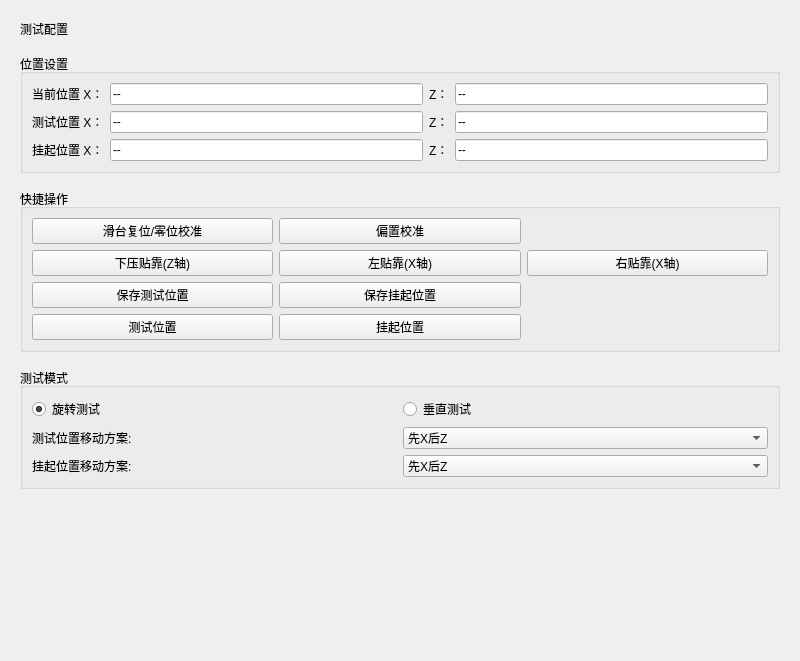
The window that src/ui/test_config_panel.ui (IceSugarZxy/MARS-pro) describes before a commit, drawn with Qt 5.
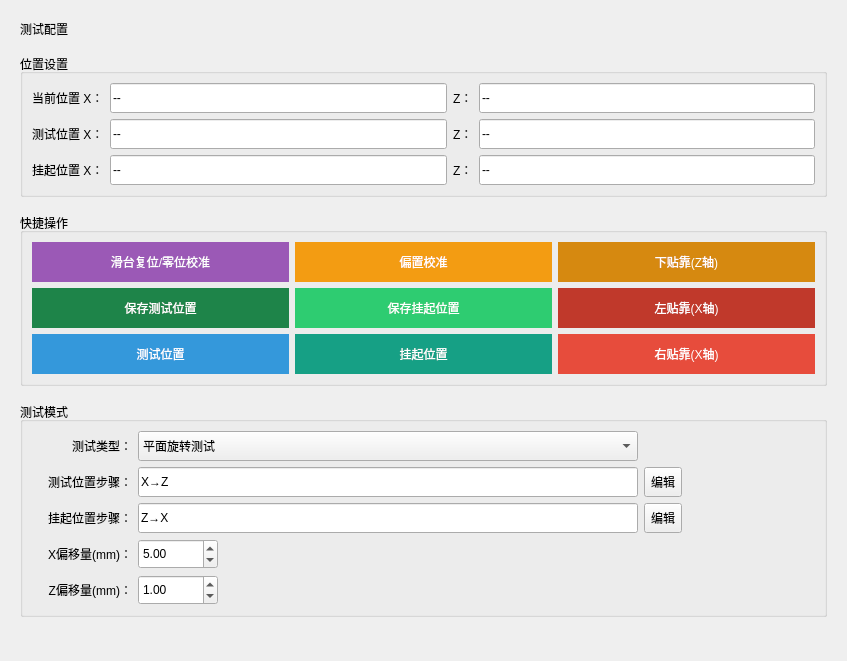
The same window after the commit.

Commit message:
feat: 可自定义移动方案、测试类型同步、UI优化
- 新增可自定义位置移动方案系统，动作步骤支持X/Z目标位置和正/负偏移
- 测试配置面板与测量面板测试类型选择双向同步
- 测量面板偏置校准增加进度条提示
- 历史数据列表使用后台线程加载，避免UI卡顿
- 数据比对结果字体放大到26pt
- 测量/测试配置界面按钮增加彩色样式
- 优化位置等待超时逻辑，移除停滞检测

Diff of the .ui file:
```diff
--- a/src/ui/test_config_panel.ui
+++ b/src/ui/test_config_panel.ui
@@ -6,7 +6,7 @@
    <rect>
     <x>0</x>
     <y>0</y>
-    <width>800</width>
+    <width>847</width>
     <height>661</height>
    </rect>
   </property>
@@ -51,6 +51,12 @@
        <layout class="QGridLayout" name="pos_layout">
         <item row="0" column="0">
          <widget class="QLabel" name="label_x">
+          <property name="minimumSize">
+           <size>
+            <width>0</width>
+            <height>30</height>
+           </size>
+          </property>
           <property name="text">
            <string>当前位置 X：</string>
           </property>
@@ -58,6 +64,12 @@
         </item>
         <item row="0" column="1">
          <widget class="QLineEdit" name="position_x">
+          <property name="minimumSize">
+           <size>
+            <width>0</width>
+            <height>30</height>
+           </size>
+          </property>
           <property name="text">
            <string>--</string>
           </property>
@@ -68,6 +80,12 @@
         </item>
         <item row="0" column="2">
          <widget class="QLabel" name="label_z">
+          <property name="minimumSize">
+           <size>
+            <width>0</width>
+            <height>30</height>
+           </size>
+          </property>
           <property name="text">
            <string>Z：</string>
           </property>
@@ -75,6 +93,12 @@
         </item>
         <item row="0" column="3">
          <widget class="QLineEdit" name="position_z">
+          <property name="minimumSize">
+           <size>
+            <width>0</width>
+            <height>30</height>
+           </size>
+          </property>
           <property name="text">
            <string>--</string>
           </property>
@@ -85,6 +109,12 @@
         </item>
         <item row="1" column="0">
          <widget class="QLabel" name="label_test_x">
+          <property name="minimumSize">
+           <size>
+            <width>0</width>
+            <height>30</height>
+           </size>
+          </property>
           <property name="text">
            <string>测试位置 X：</string>
           </property>
@@ -92,6 +122,12 @@
         </item>
         <item row="1" column="1">
          <widget class="QLineEdit" name="test_x_value">
+          <property name="minimumSize">
+           <size>
+            <width>0</width>
+            <height>30</height>
+           </size>
+          </property>
           <property name="text">
            <string>--</string>
           </property>
@@ -102,6 +138,12 @@
         </item>
         <item row="1" column="2">
          <widget class="QLabel" name="label_test_z">
+          <property name="minimumSize">
+           <size>
+            <width>0</width>
+            <height>30</height>
+           </size>
+          </property>
           <property name="text">
            <string>Z：</string>
           </property>
@@ -109,6 +151,12 @@
         </item>
         <item row="1" column="3">
          <widget class="QLineEdit" name="test_z_value">
+          <property name="minimumSize">
+           <size>
+            <width>0</width>
+            <height>30</height>
+           </size>
+          </property>
           <property name="text">
            <string>--</string>
           </property>
@@ -119,6 +167,12 @@
         </item>
         <item row="2" column="0">
          <widget class="QLabel" name="label_suspend_x">
+          <property name="minimumSize">
+           <size>
+            <width>0</width>
+            <height>30</height>
+           </size>
+          </property>
           <property name="text">
            <string>挂起位置 X：</string>
           </property>
@@ -126,6 +180,12 @@
         </item>
         <item row="2" column="1">
          <widget class="QLineEdit" name="suspend_x_value">
+          <property name="minimumSize">
+           <size>
+            <width>0</width>
+            <height>30</height>
+           </size>
+          </property>
           <property name="text">
            <string>--</string>
           </property>
@@ -136,6 +196,12 @@
         </item>
         <item row="2" column="2">
          <widget class="QLabel" name="label_suspend_z">
+          <property name="minimumSize">
+           <size>
+            <width>0</width>
+            <height>30</height>
+           </size>
+          </property>
           <property name="text">
            <string>Z：</string>
           </property>
@@ -143,6 +209,12 @@
         </item>
         <item row="2" column="3">
          <widget class="QLineEdit" name="suspend_z_value">
+          <property name="minimumSize">
+           <size>
+            <width>0</width>
+            <height>30</height>
+           </size>
+          </property>
           <property name="text">
            <string>--</string>
           </property>
@@ -176,67 +248,148 @@
         <string>快捷操作</string>
        </property>
        <layout class="QGridLayout" name="action_layout">
-        <item row="1" column="1">
-         <widget class="QPushButton" name="btn_left_x">
-          <property name="text">
-           <string>左贴靠(X轴)</string>
-          </property>
-         </widget>
-        </item>
         <item row="0" column="1">
          <widget class="QPushButton" name="btn_offset">
+          <property name="minimumSize">
+           <size>
+            <width>0</width>
+            <height>40</height>
+           </size>
+          </property>
           <property name="text">
            <string>偏置校准</string>
           </property>
-         </widget>
-        </item>
-        <item row="1" column="2">
-         <widget class="QPushButton" name="btn_right_x">
-          <property name="text">
-           <string>右贴靠(X轴)</string>
+          <property name="styleSheet">
+           <string>background-color: #f39c12; color: white; border: none;</string>
           </property>
          </widget>
         </item>
         <item row="3" column="1">
          <widget class="QPushButton" name="btn_suspend">
+          <property name="minimumSize">
+           <size>
+            <width>0</width>
+            <height>40</height>
+           </size>
+          </property>
           <property name="text">
            <string>挂起位置</string>
           </property>
+          <property name="styleSheet">
+           <string>background-color: #16a085; color: white; border: none;</string>
+          </property>
          </widget>
         </item>
         <item row="0" column="0">
          <widget class="QPushButton" name="btn_zeroing">
+          <property name="minimumSize">
+           <size>
+            <width>0</width>
+            <height>40</height>
+           </size>
+          </property>
           <property name="text">
            <string>滑台复位/零位校准</string>
           </property>
-         </widget>
-        </item>
-        <item row="1" column="0">
-         <widget class="QPushButton" name="btn_press_z">
-          <property name="text">
-           <string>下压贴靠(Z轴)</string>
+          <property name="styleSheet">
+           <string>background-color: #9b59b6; color: white; border: none;</string>
           </property>
          </widget>
         </item>
         <item row="3" column="0">
          <widget class="QPushButton" name="btn_test_pos">
+          <property name="minimumSize">
+           <size>
+            <width>0</width>
+            <height>40</height>
+           </size>
+          </property>
           <property name="text">
            <string>测试位置</string>
           </property>
+          <property name="styleSheet">
+           <string>background-color: #3498db; color: white; border: none;</string>
+          </property>
          </widget>
         </item>
         <item row="2" column="0">
          <widget class="QPushButton" name="btn_test_pos_save">
+          <property name="minimumSize">
+           <size>
+            <width>0</width>
+            <height>40</height>
+           </size>
+          </property>
           <property name="text">
            <string>保存测试位置</string>
           </property>
+          <property name="styleSheet">
+           <string>background-color: #1e8449; color: white; border: none;</string>
+          </property>
          </widget>
         </item>
         <item row="2" column="1">
          <widget class="QPushButton" name="btn_suspend_save">
+          <property name="minimumSize">
+           <size>
+            <width>0</width>
+            <height>40</height>
+           </size>
+          </property>
           <property name="text">
            <string>保存挂起位置</string>
           </property>
+          <property name="styleSheet">
+           <string>background-color: #2ecc71; color: white; border: none;</string>
+          </property>
+         </widget>
+        </item>
+        <item row="3" column="2">
+         <widget class="QPushButton" name="btn_right_x">
+          <property name="minimumSize">
+           <size>
+            <width>0</width>
+            <height>40</height>
+           </size>
+          </property>
+          <property name="text">
+           <string>右贴靠(X轴)</string>
+          </property>
+          <property name="styleSheet">
+           <string>background-color: #e74c3c; color: white; border: none;</string>
+          </property>
+         </widget>
+        </item>
+        <item row="2" column="2">
+         <widget class="QPushButton" name="btn_left_x">
+          <property name="minimumSize">
+           <size>
+            <width>0</width>
+            <height>40</height>
+           </size>
+          </property>
+          <property name="text">
+           <string>左贴靠(X轴)</string>
+          </property>
+          <property name="styleSheet">
+           <string>background-color: #c0392b; color: white; border: none;</string>
+          </property>
+         </widget>
+        </item>
+        <item row="0" column="2">
+         <widget class="QPushButton" name="btn_press_z">
+          <property name="minimumSize">
+           <size>
+            <width>0</width>
+            <height>40</height>
+           </size>
+          </property>
+          <property name="text">
+           <string>下贴靠(Z轴)</string>
+          </property>
+          <property name="styleSheet">
+           <string>background-color: #d68910; color: white; border: none;</string>
+          </property>
          </widget>
         </item>
        </layout>
@@ -284,68 +437,233 @@
         <string>测试模式</string>
        </property>
        <layout class="QGridLayout" name="action_layout_2">
-        <item row="0" column="0">
-         <widget class="QRadioButton" name="radio_rotation">
+        <item row="2" column="15">
+         <widget class="QToolButton" name="btn_test_edit_scheme">
+          <property name="minimumSize">
+           <size>
+            <width>0</width>
+            <height>30</height>
+           </size>
+          </property>
           <property name="text">
-           <string>旋转测试</string>
+           <string>编辑</string>
           </property>
-          <property name="checked">
+         </widget>
+        </item>
+        <item row="4" column="0">
+         <widget class="QLabel" name="label_x_offset">
+          <property name="sizePolicy">
+           <sizepolicy hsizetype="Fixed" vsizetype="Preferred">
+            <horstretch>0</horstretch>
+            <verstretch>0</verstretch>
+           </sizepolicy>
+          </property>
+          <property name="minimumSize">
+           <size>
+            <width>100</width>
+            <height>30</height>
+           </size>
+          </property>
+          <property name="maximumSize">
+           <size>
+            <width>100</width>
+            <height>16777215</height>
+           </size>
+          </property>
+          <property name="text">
+           <string>X偏移量(mm)：</string>
+          </property>
+          <property name="alignment">
+           <set>Qt::AlignRight|Qt::AlignTrailing|Qt::AlignVCenter</set>
+          </property>
+         </widget>
+        </item>
+        <item row="3" column="15">
+         <widget class="QToolButton" name="btn_suspend_edit_scheme">
+          <property name="minimumSize">
+           <size>
+            <width>0</width>
+            <height>30</height>
+           </size>
+          </property>
+          <property name="text">
+           <string>编辑</string>
+          </property>
+         </widget>
+        </item>
+        <item row="1" column="15">
+         <spacer name="horizontalSpacer">
+          <property name="orientation">
+           <enum>Qt::Horizontal</enum>
+          </property>
+          <property name="sizeHint" stdset="0">
+           <size>
+            <width>40</width>
+            <height>20</height>
+           </size>
+          </property>
+         </spacer>
+        </item>
+        <item row="4" column="2">
+         <widget class="QDoubleSpinBox" name="spin_x_offset">
+          <property name="sizePolicy">
+           <sizepolicy hsizetype="Minimum" vsizetype="Fixed">
+            <horstretch>0</horstretch>
+            <verstretch>0</verstretch>
+           </sizepolicy>
+          </property>
+          <property name="minimumSize">
+           <size>
+            <width>80</width>
+            <height>30</height>
+           </size>
+          </property>
+          <property name="maximumSize">
+           <size>
+            <width>80</width>
+            <height>16777215</height>
+           </size>
+          </property>
+          <property name="value">
+           <double>5.000000000000000</double>
+          </property>
+         </widget>
+        </item>
+        <item row="3" column="2">
+         <widget class="QLineEdit" name="suspend_scheme_edit">
+          <property name="sizePolicy">
+           <sizepolicy hsizetype="Minimum" vsizetype="Fixed">
+            <horstretch>0</horstretch>
+            <verstretch>0</verstretch>
+           </sizepolicy>
+          </property>
+          <property name="minimumSize">
+           <size>
+            <width>500</width>
+            <height>30</height>
+           </size>
+          </property>
+          <property name="maximumSize">
+           <size>
+            <width>500</width>
+            <height>16777215</height>
+           </size>
+          </property>
+          <property name="text">
+           <string>Z→X</string>
+          </property>
+          <property name="readOnly">
            <bool>true</bool>
           </property>
          </widget>
         </item>
-        <item row="0" column="1">
-         <widget class="QRadioButton" name="radio_vertical">
-          <property name="text">
-           <string>垂直测试</string>
-          </property>
-         </widget>
-        </item>
-        <item row="1" column="0">
+        <item row="2" column="0">
          <widget class="QLabel" name="label_scheme_test">
-          <property name="text">
-           <string>测试位置移动方案:</string>
+          <property name="sizePolicy">
+           <sizepolicy hsizetype="Fixed" vsizetype="Preferred">
+            <horstretch>0</horstretch>
+            <verstretch>0</verstretch>
+           </sizepolicy>
           </property>
-         </widget>
-        </item>
-        <item row="1" column="1">
-         <widget class="QComboBox" name="combo_test_scheme">
           <property name="minimumSize">
            <size>
-            <width>120</width>
-            <height>0</height>
+            <width>100</width>
+            <height>30</height>
            </size>
           </property>
-          <item>
-           <property name="text">
-            <string>先X后Z</string>
-           </property>
-          </item>
-          <item>
-           <property name="text">
-            <string>先Z后X</string>
-           </property>
-          </item>
+          <property name="maximumSize">
+           <size>
+            <width>100</width>
+            <height>16777215</height>
+           </size>
+          </property>
+          <property name="text">
+           <string>测试位置步骤：</string>
+          </property>
+          <property name="alignment">
+           <set>Qt::AlignRight|Qt::AlignTrailing|Qt::AlignVCenter</set>
+          </property>
          </widget>
         </item>
-        <item row="2" column="0">
+        <item row="3" column="0">
          <widget class="QLabel" name="label_scheme_suspend">
+          <property name="sizePolicy">
+           <sizepolicy hsizetype="Fixed" vsizetype="Preferred">
+            <horstretch>0</horstretch>
+            <verstretch>0</verstretch>
+           </sizepolicy>
+          </property>
+          <property name="minimumSize">
+           <size>
+            <width>100</width>
+            <height>30</height>
+           </size>
+          </property>
+          <property name="maximumSize">
+           <size>
+            <width>100</width>
+            <height>16777215</height>
+           </size>
+          </property>
           <property name="text">
-           <string>挂起位置移动方案:</string>
+           <string>挂起位置步骤：</string>
           </property>
+          <property name="alignment">
+           <set>Qt::AlignRight|Qt::AlignTrailing|Qt::AlignVCenter</set>
+          </property>
          </widget>
         </item>
-        <item row="2" column="1">
-         <widget class="QComboBox" name="combo_suspend_scheme">
+        <item row="1" column="0">
+         <widget class="QLabel" name="label_test_type">
+          <property name="sizePolicy">
+           <sizepolicy hsizetype="Fixed" vsizetype="Preferred">
+            <horstretch>0</horstretch>
+            <verstretch>0</verstretch>
+           </sizepolicy>
+          </property>
           <property name="minimumSize">
            <size>
-            <width>120</width>
-            <height>0</height>
+            <width>100</width>
+            <height>30</height>
            </size>
           </property>
+          <property name="maximumSize">
+           <size>
+            <width>100</width>
+            <height>16777215</height>
+           </size>
+          </property>
+          <property name="text">
+           <string>测试类型：</string>
+          </property>
+          <property name="alignment">
+           <set>Qt::AlignRight|Qt::AlignTrailing|Qt::AlignVCenter</set>
+          </property>
+         </widget>
+        </item>
+        <item row="1" column="2">
+         <widget class="QComboBox" name="combo_test_type">
+          <property name="sizePolicy">
+           <sizepolicy hsizetype="Minimum" vsizetype="Fixed">
+            <horstretch>0</horstretch>
+            <verstretch>0</verstretch>
+           </sizepolicy>
+          </property>
+          <property name="minimumSize">
+           <size>
+            <width>500</width>
+            <height>30</height>
+           </size>
+          </property>
+          <property name="maximumSize">
+           <size>
+            <width>500</width>
+            <height>16777215</height>
+           </size>
+          </property>
           <item>
            <property name="text">
-            <string>先X后Z</string>
+            <string>平面旋转测试</string>
            </property>
           </item>
           <item>
@@ -353,6 +671,97 @@
             <string>先Z后X</string>
            </property>
           </item>
+          <item>
+           <property name="text">
+            <string>内侧面旋转测试</string>
+           </property>
+          </item>
+          <item>
+           <property name="text">
+            <string>外侧面垂直测试</string>
+           </property>
+          </item>
+         </widget>
+        </item>
+        <item row="2" column="2">
+         <widget class="QLineEdit" name="test_scheme_edit">
+          <property name="sizePolicy">
+           <sizepolicy hsizetype="Minimum" vsizetype="Fixed">
+            <horstretch>0</horstretch>
+            <verstretch>0</verstretch>
+           </sizepolicy>
+          </property>
+          <property name="minimumSize">
+           <size>
+            <width>500</width>
+            <height>30</height>
+           </size>
+          </property>
+          <property name="maximumSize">
+           <size>
+            <width>500</width>
+            <height>16777215</height>
+           </size>
+          </property>
+          <property name="text">
+           <string>X→Z</string>
+          </property>
+          <property name="readOnly">
+           <bool>true</bool>
+          </property>
+         </widget>
+        </item>
+        <item row="5" column="0">
+         <widget class="QLabel" name="label_z_offset">
+          <property name="sizePolicy">
+           <sizepolicy hsizetype="Fixed" vsizetype="Preferred">
+            <horstretch>0</horstretch>
+            <verstretch>0</verstretch>
+           </sizepolicy>
+          </property>
+          <property name="minimumSize">
+           <size>
+            <width>100</width>
+            <height>30</height>
+           </size>
+          </property>
+          <property name="maximumSize">
+           <size>
+            <width>100</width>
+            <height>16777215</height>
+           </size>
+          </property>
+          <property name="text">
+           <string>Z偏移量(mm)：</string>
+          </property>
+          <property name="alignment">
+           <set>Qt::AlignRight|Qt::AlignTrailing|Qt::AlignVCenter</set>
+          </property>
+         </widget>
+        </item>
+        <item row="5" column="2">
+         <widget class="QDoubleSpinBox" name="spin_z_offset">
+          <property name="sizePolicy">
+           <sizepolicy hsizetype="Minimum" vsizetype="Fixed">
+            <horstretch>0</horstretch>
+            <verstretch>0</verstretch>
+           </sizepolicy>
+          </property>
+          <property name="minimumSize">
+           <size>
+            <width>80</width>
+            <height>30</height>
+           </size>
+          </property>
+          <property name="maximumSize">
+           <size>
+            <width>80</width>
+            <height>16777215</height>
+           </size>
+          </property>
+          <property name="value">
+           <double>1.000000000000000</double>
+          </property>
          </widget>
         </item>
        </layout>
```
Left out of the diff: 16 changed lines with no effect on the pictures. The commit also changes 17 other files.
